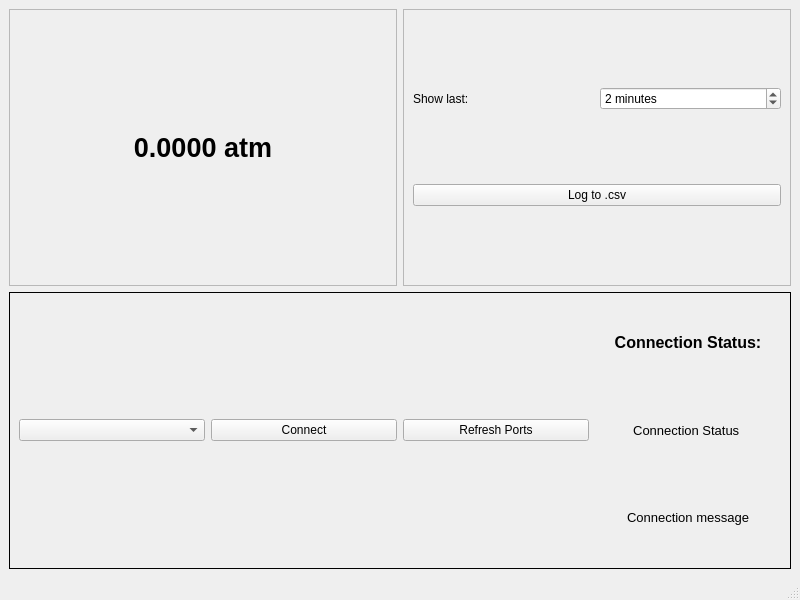
Old version of the form app/ui/mainwindow.ui in the repository SpencerMarquardt/PressureLogger.
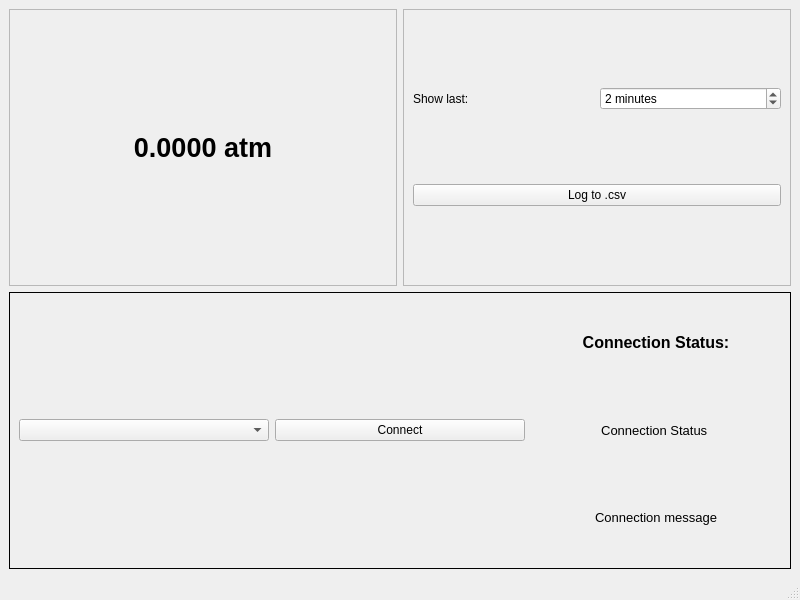
New version of the form.

What changed in the file:
```diff
--- a/app/ui/mainwindow.ui
+++ b/app/ui/mainwindow.ui
@@ -117,13 +117,6 @@
            </property>
           </widget>
          </item>
-         <item>
-          <widget class="QPushButton" name="refreshPortsButton">
-           <property name="text">
-            <string>Refresh Ports</string>
-           </property>
-          </widget>
-         </item>
          <item>
           <layout class="QVBoxLayout" name="verticalLayout2">
            <item>
```
Left out of the diff: 4 changed lines with no effect on the pictures.
